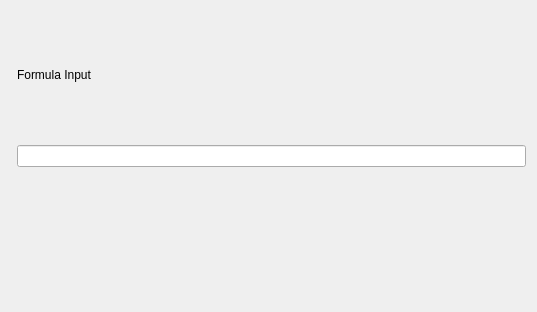
First picture: the form in gui/dataframe.ui, repository Lunderberg/pythoth, before the edit.
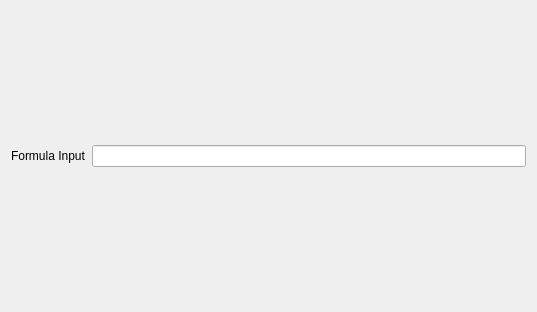
Second picture: the form after the edit.

Commit message: Split the formula parsing off from the gui into the backend.

```diff
--- a/gui/dataframe.ui
+++ b/gui/dataframe.ui
@@ -14,7 +14,7 @@
    <string>Form</string>
   </property>
   <layout class="QGridLayout" name="gridLayout">
-   <item row="0" column="0" rowspan="3">
+   <item row="0" column="0" colspan="2">
     <widget class="QFrame" name="plot_holder">
      <property name="frameShape">
       <enum>QFrame::NoFrame</enum>
@@ -24,7 +24,7 @@
      </property>
     </widget>
    </item>
-   <item row="0" column="1">
+   <item row="1" column="0">
     <widget class="QLabel" name="label">
      <property name="text">
       <string>Formula Input</string>
@@ -34,7 +34,7 @@
    <item row="1" column="1">
     <widget class="QLineEdit" name="formula_input"/>
    </item>
-   <item row="2" column="1">
+   <item row="2" column="0" colspan="2">
     <widget class="QFrame" name="formula_disp">
      <property name="frameShape">
       <enum>QFrame::NoFrame</enum>
```
The commit also changes 6 other files.
